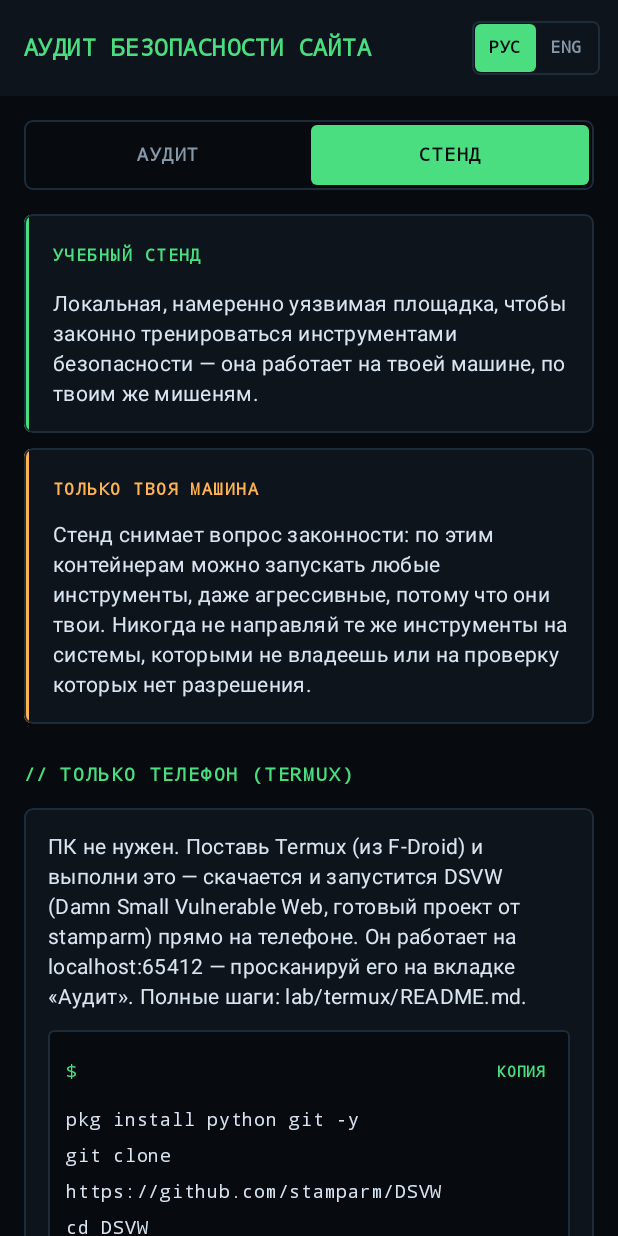
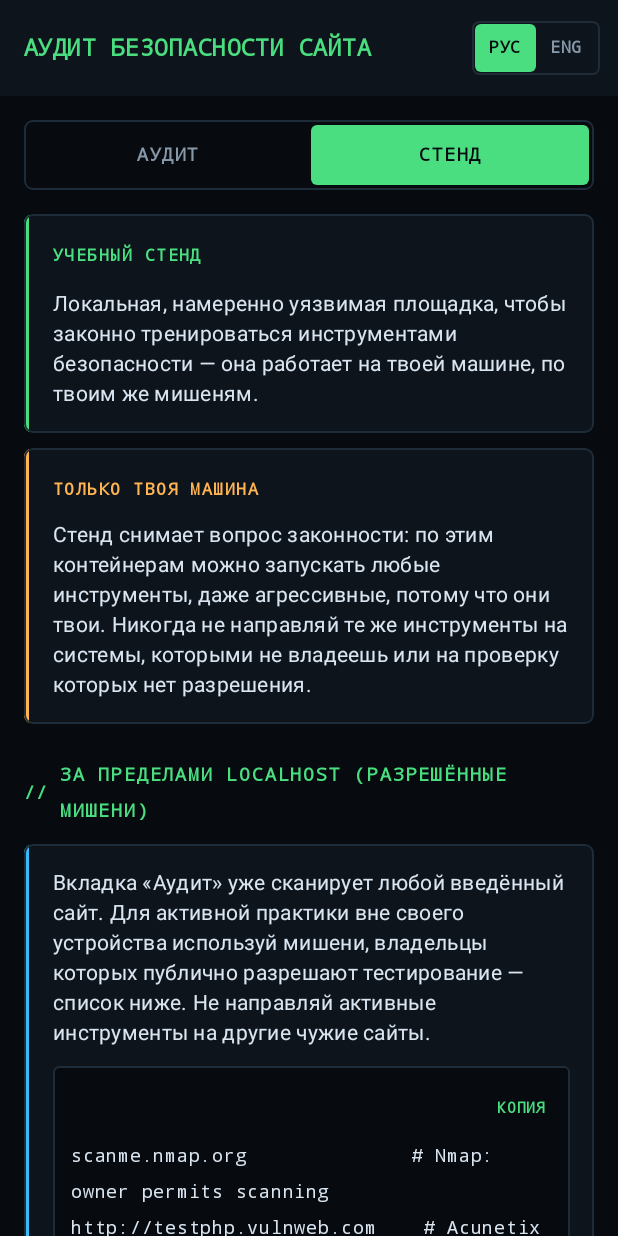
Before and after one commit to sunic007/test_gpt_cod, an Android app built with Jetpack Compose: the screen it shows after launch (MainActivity), after a tap on "РУС", on a phone screen of 412 x 824 dp. Run offline under Robolectric (Android 15) with nearby library versions, the phone set to English and light mode, and no system bars; pictures from the network do not load; 3 other taps on this screen came first.

Commit message:
Add authorised public targets to the lab (beyond localhost)
The passive Audit already scans any entered site; this addresses active
practice off the user's own device without enabling attacks on arbitrary
hosts. Adds a curated list of targets whose owners publicly permit
testing — scanme.nmap.org, testphp/testhtml5.vulnweb.com,
demo.testfire.net, demo.owasp-juice.shop — to the in-app LAB tab and
lab/README.md, with an explicit "no other external sites" note.

CommandBlock gains a prompt flag so the target list renders without a
shell "$" prefix. Full RU/EN strings (parity green).

Co-Authored-By: Claude Opus 4.8 <noreply@anthropic.com>
Claude-Session: https://claude.ai/code/session_01SVPZLeoWgQnr1oYbDznHHZ

```diff
--- a/app/src/main/java/com/secaudit/webscan/MainActivity.kt
+++ b/app/src/main/java/com/secaudit/webscan/MainActivity.kt
@@ -304,6 +304,11 @@ private const val LAB_TERMUX = "pkg install python git -y\n" +
     "git clone https://github.com/stamparm/DSVW\n" +
     "cd DSVW\n" +
     "python dsvw.py"
+private const val LAB_PUBLIC = "scanme.nmap.org              # Nmap: owner permits scanning\n" +
+    "http://testphp.vulnweb.com    # Acunetix test site (PHP)\n" +
+    "http://testhtml5.vulnweb.com  # Acunetix test site (HTML5)\n" +
+    "http://demo.testfire.net      # Altoro Mutual demo bank\n" +
+    "https://demo.owasp-juice.shop # Juice Shop demo (shared)"
 private const val LAB_UP = "docker compose -f lab/docker-compose.yml up -d"
 private const val LAB_TARGETS = "http://localhost:3000   # OWASP Juice Shop\n" +
     "http://localhost:8080   # DVWA (admin / password)"
@@ -330,6 +335,15 @@ private fun LabScreen(s: Strings) {
         Text(s.t("lab.warn.body"), style = MaterialTheme.typography.bodyMedium, color = Term.Text)
     }
 
+    // Beyond localhost — targets whose owners publicly authorise testing.
+    SectionHeader(s.t("lab.public.title"))
+    Panel(accent = Term.Accent2) {
+        Text(s.t("lab.public.body"), style = MaterialTheme.typography.bodyMedium, color = Term.Text)
+        Spacer(Modifier.height(12.dp))
+        CommandBlock(s, LAB_PUBLIC, prompt = false)
+    }
+    Spacer(Modifier.height(10.dp))
+
     LabStep(s, "lab.phone.title", "lab.phone.body", LAB_TERMUX)
 
     SectionHeader(s.t("lab.docker.title"))
@@ -355,7 +369,7 @@ private fun LabStep(s: Strings, titleKey: String, bodyKey: String, command: Stri
 }
 
 @Composable
-private fun CommandBlock(s: Strings, command: String) {
+private fun CommandBlock(s: Strings, command: String, prompt: Boolean = true) {
     val clipboard = LocalClipboardManager.current
     Column(
         Modifier
@@ -366,7 +380,7 @@ private fun CommandBlock(s: Strings, command: String) {
     ) {
         Row(verticalAlignment = Alignment.CenterVertically) {
             Text(
-                "$ ",
+                if (prompt) "$ " else "",
                 color = Term.Accent,
                 fontFamily = FontFamily.Monospace,
                 fontSize = 12.sp,
--- a/app/src/main/java/com/secaudit/webscan/i18n/EnStrings.kt
+++ b/app/src/main/java/com/secaudit/webscan/i18n/EnStrings.kt
@@ -30,6 +30,10 @@ object EnStrings : Strings() {
         "lab.warn.body" to "The lab removes the legality problem: you may run any tool, even the " +
             "aggressive ones, against these containers because they are yours. Never point the " +
             "same tools at systems you do not own or are not authorised to test.",
+        "lab.public.title" to "BEYOND LOCALHOST (AUTHORISED TARGETS)",
+        "lab.public.body" to "The Audit tab already scans any site you enter. For active practice " +
+            "off your own device, use targets whose owners publicly permit testing — listed below. " +
+            "Do not point active tools at any other external site.",
         "lab.phone.title" to "PHONE ONLY (TERMUX)",
         "lab.phone.body" to "No PC needed. Install Termux (from F-Droid), then run this to fetch " +
             "and start DSVW (Damn Small Vulnerable Web, a ready-made project by stamparm) on the " +
--- a/app/src/main/java/com/secaudit/webscan/i18n/RuStrings.kt
+++ b/app/src/main/java/com/secaudit/webscan/i18n/RuStrings.kt
@@ -31,6 +31,10 @@ object RuStrings : Strings() {
         "lab.warn.body" to "Стенд снимает вопрос законности: по этим контейнерам можно запускать " +
             "любые инструменты, даже агрессивные, потому что они твои. Никогда не направляй те же " +
             "инструменты на системы, которыми не владеешь или на проверку которых нет разрешения.",
+        "lab.public.title" to "ЗА ПРЕДЕЛАМИ LOCALHOST (РАЗРЕШЁННЫЕ МИШЕНИ)",
+        "lab.public.body" to "Вкладка «Аудит» уже сканирует любой введённый сайт. Для активной " +
+            "практики вне своего устройства используй мишени, владельцы которых публично разрешают " +
+            "тестирование — список ниже. Не направляй активные инструменты на другие чужие сайты.",
         "lab.phone.title" to "ТОЛЬКО ТЕЛЕФОН (TERMUX)",
         "lab.phone.body" to "ПК не нужен. Поставь Termux (из F-Droid) и выполни это — скачается и " +
             "запустится DSVW (Damn Small Vulnerable Web, готовый проект от stamparm) прямо на " +
```
Also changed, not shown: 1 other file.
